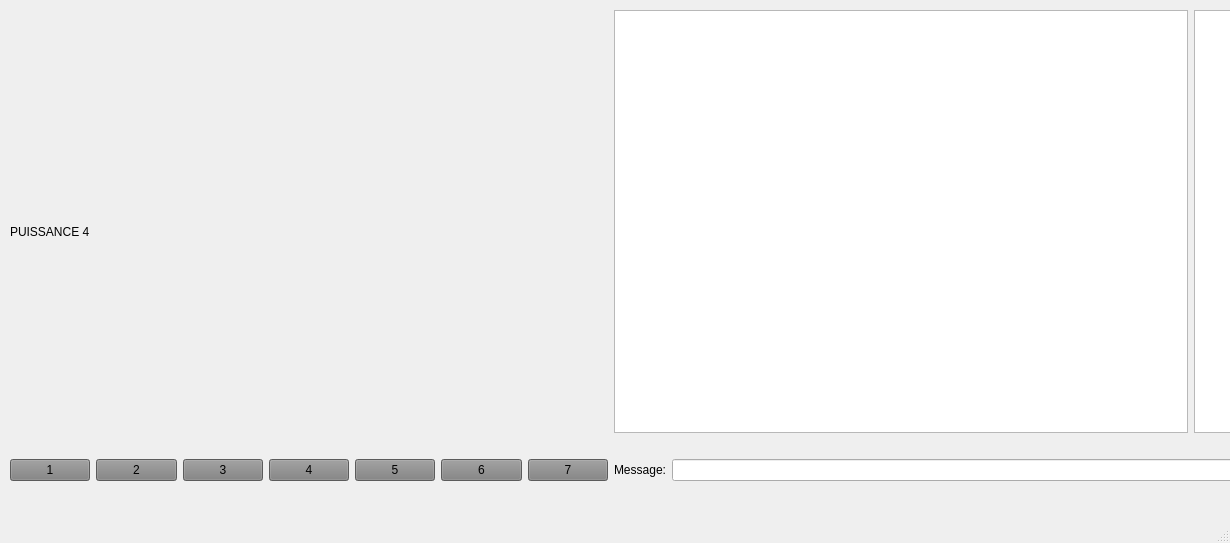
This is puissance4/mainwindow.ui in rvasseur31/puissance-4 as Qt 5 draws it before an edit. The edited form follows.
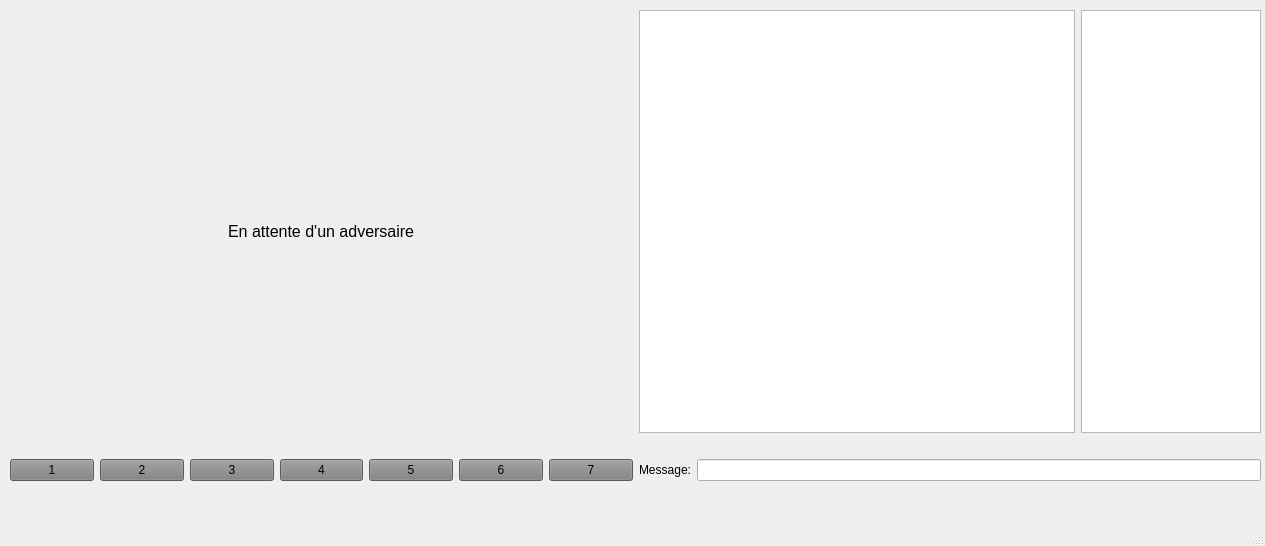
This is the edited form.

What changed in the file:
```diff
--- a/puissance4/mainwindow.ui
+++ b/puissance4/mainwindow.ui
@@ -6,8 +6,8 @@
    <rect>
     <x>0</x>
     <y>0</y>
-    <width>1230</width>
-    <height>543</height>
+    <width>1265</width>
+    <height>546</height>
    </rect>
   </property>
   <property name="windowTitle">
@@ -19,7 +19,7 @@
      <rect>
       <x>10</x>
       <y>10</y>
-      <width>1364</width>
+      <width>1251</width>
       <height>471</height>
      </rect>
     </property>
@@ -27,17 +27,46 @@
      <item>
       <layout class="QVBoxLayout" name="verticalLayout">
        <item>
-        <widget class="QLabel" name="label">
-         <property name="minimumSize">
-          <size>
-           <width>598</width>
-           <height>0</height>
-          </size>
-         </property>
-         <property name="text">
-          <string>PUISSANCE 4</string>
-         </property>
-        </widget>
+        <layout class="QHBoxLayout" name="horizontalLayout_2">
+         <item>
+          <spacer name="horizontalSpacer">
+           <property name="orientation">
+            <enum>Qt::Horizontal</enum>
+           </property>
+           <property name="sizeHint" stdset="0">
+            <size>
+             <width>40</width>
+             <height>20</height>
+            </size>
+           </property>
+          </spacer>
+         </item>
+         <item>
+          <widget class="QLabel" name="label_status">
+           <property name="font">
+            <font>
+             <pointsize>12</pointsize>
+            </font>
+           </property>
+           <property name="text">
+            <string>En attente d'un adversaire</string>
+           </property>
+          </widget>
+         </item>
+         <item>
+          <spacer name="horizontalSpacer_2">
+           <property name="orientation">
+            <enum>Qt::Horizontal</enum>
+           </property>
+           <property name="sizeHint" stdset="0">
+            <size>
+             <width>40</width>
+             <height>20</height>
+            </size>
+           </property>
+          </spacer>
+         </item>
+        </layout>
        </item>
        <item>
         <layout class="QGridLayout" name="gridLayout_button">
```
Left out of the diff: 56 changed lines with no effect on the pictures.
